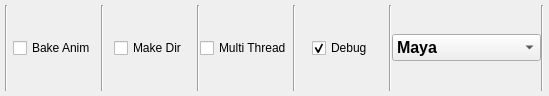
Qt form src/fbxoptions.ui (leetdvn/LeeAutoExportFBX) before a commit.
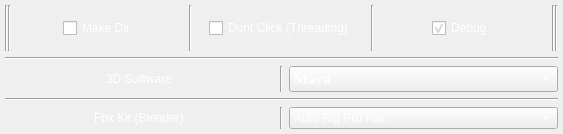
The same form after that commit.

Patch:
```diff
--- a/src/fbxoptions.ui
+++ b/src/fbxoptions.ui
@@ -6,8 +6,8 @@
    <rect>
     <x>0</x>
     <y>0</y>
-    <width>549</width>
-    <height>96</height>
+    <width>563</width>
+    <height>134</height>
    </rect>
   </property>
   <property name="windowTitle">
@@ -26,6 +26,53 @@
    <property name="bottomMargin">
     <number>5</number>
    </property>
+   <item row="1" column="0">
+    <widget class="Line" name="line_3">
+     <property name="orientation">
+      <enum>Qt::Orientation::Horizontal</enum>
+     </property>
+    </widget>
+   </item>
+   <item row="4" column="0">
+    <layout class="QHBoxLayout" name="horizontalLayout_3">
+     <item alignment="Qt::AlignmentFlag::AlignHCenter">
+      <widget class="QLabel" name="label_2">
+       <property name="styleSheet">
+        <string notr="true">font: 700 11pt &quot;Times New Roman&quot;;
+color:rgb(255, 255, 255);</string>
+       </property>
+       <property name="text">
+        <string>Fbx Kit (Blender)</string>
+       </property>
+      </widget>
+     </item>
+     <item>
+      <widget class="Line" name="line_6">
+       <property name="orientation">
+        <enum>Qt::Orientation::Vertical</enum>
+       </property>
+      </widget>
+     </item>
+     <item>
+      <widget class="QComboBox" name="comboBox_2">
+       <property name="styleSheet">
+        <string notr="true">font: 700 11pt &quot;Times New Roman&quot;;
+color:rgb(255, 255, 255);</string>
+       </property>
+       <item>
+        <property name="text">
+         <string>Auto Rig Pro Fbx</string>
+        </property>
+       </item>
+       <item>
+        <property name="text">
+         <string>Blender Fbx</string>
+        </property>
+       </item>
+      </widget>
+     </item>
+    </layout>
+   </item>
    <item row="0" column="0">
     <layout class="QVBoxLayout" name="LeeMassOptionLayout">
      <property name="spacing">
@@ -48,19 +95,6 @@
            </property>
           </widget>
          </item>
-         <item alignment="Qt::AlignmentFlag::AlignHCenter">
-          <widget class="QCheckBox" name="checkBox">
-           <property name="minimumSize">
-            <size>
-             <width>0</width>
-             <height>0</height>
-            </size>
-           </property>
-           <property name="text">
-            <string>Bake Anim</string>
-           </property>
-          </widget>
-         </item>
          <item>
           <widget class="Line" name="line">
            <property name="orientation">
@@ -70,6 +104,10 @@
          </item>
          <item alignment="Qt::AlignmentFlag::AlignHCenter">
           <widget class="QCheckBox" name="makedirBox">
+           <property name="styleSheet">
+            <string notr="true">font: 700 11pt &quot;Times New Roman&quot;;
+color:rgb(255, 255, 255);</string>
+           </property>
            <property name="text">
             <string>Make Dir</string>
            </property>
@@ -84,8 +122,12 @@
          </item>
          <item alignment="Qt::AlignmentFlag::AlignHCenter">
           <widget class="QCheckBox" name="MultiThreadBox">
+           <property name="styleSheet">
+            <string notr="true">font: 700 11pt &quot;Times New Roman&quot;;
+color:rgb(255, 255, 255);</string>
+           </property>
            <property name="text">
-            <string>Multi Thread</string>
+            <string>Dont Click (Threading)</string>
            </property>
           </widget>
          </item>
@@ -98,6 +140,10 @@
          </item>
          <item alignment="Qt::AlignmentFlag::AlignHCenter">
           <widget class="QCheckBox" name="DebugBox">
+           <property name="styleSheet">
+            <string notr="true">font: 700 11pt &quot;Times New Roman&quot;;
+color:rgb(255, 255, 255);</string>
+           </property>
            <property name="text">
             <string>Debug</string>
            </property>
@@ -113,31 +159,6 @@
            </property>
           </widget>
          </item>
-         <item>
-          <widget class="QComboBox" name="comboBox">
-           <property name="font">
-            <font>
-             <pointsize>12</pointsize>
-             <bold>true</bold>
-            </font>
-           </property>
-           <item>
-            <property name="text">
-             <string>Maya</string>
-            </property>
-           </item>
-           <item>
-            <property name="text">
-             <string>Blender</string>
-            </property>
-           </item>
-           <item>
-            <property name="text">
-             <string>Maya &amp; Blender</string>
-            </property>
-           </item>
-          </widget>
-         </item>
          <item>
           <widget class="Line" name="line_10">
            <property name="orientation">
@@ -151,6 +172,66 @@
      </item>
     </layout>
    </item>
+   <item row="2" column="0">
+    <layout class="QHBoxLayout" name="horizontalLayout_2">
+     <item alignment="Qt::AlignmentFlag::AlignHCenter">
+      <widget class="QLabel" name="label">
+       <property name="styleSheet">
+        <string notr="true">font: 700 11pt &quot;Times New Roman&quot;;
+color:rgb(255, 255, 255);</string>
+       </property>
+       <property name="text">
+        <string>3D Software</string>
+       </property>
+      </widget>
+     </item>
+     <item>
+      <widget class="Line" name="line_5">
+       <property name="orientation">
+        <enum>Qt::Orientation::Vertical</enum>
+       </property>
+      </widget>
+     </item>
+     <item>
+      <widget class="QComboBox" name="comboBox">
+       <property name="font">
+        <font>
+         <family>Times New Roman</family>
+         <pointsize>11</pointsize>
+         <italic>false</italic>
+         <bold>true</bold>
+        </font>
+       </property>
+       <property name="styleSheet">
+        <string notr="true">font: 700 11pt &quot;Times New Roman&quot;;
+color:rgb(255, 255, 255);</string>
+       </property>
+       <item>
+        <property name="text">
+         <string>Maya</string>
+        </property>
+       </item>
+       <item>
+        <property name="text">
+         <string>Blender</string>
+        </property>
+       </item>
+       <item>
+        <property name="text">
+         <string>Maya &amp; Blender</string>
+        </property>
+       </item>
+      </widget>
+     </item>
+    </layout>
+   </item>
+   <item row="3" column="0">
+    <widget class="Line" name="line_4">
+     <property name="orientation">
+      <enum>Qt::Orientation::Horizontal</enum>
+     </property>
+    </widget>
+   </item>
   </layout>
  </widget>
  <resources/>
```
